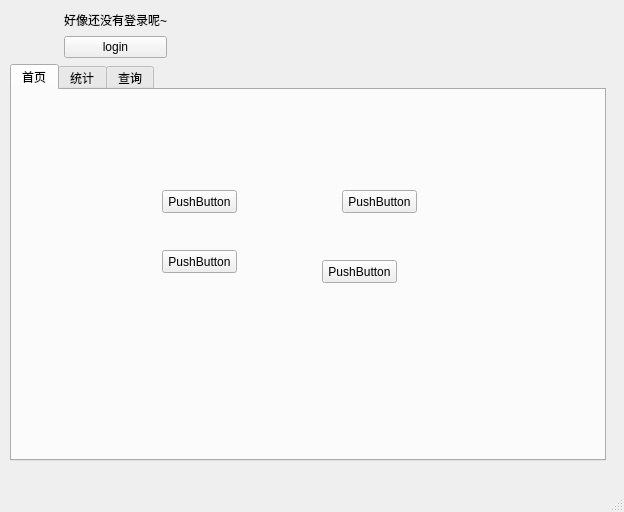
This is ui/oopcash_mainwindow.ui in Harry-Chen/OOP-Cash as Qt 5 draws it before an edit. The edited form follows.
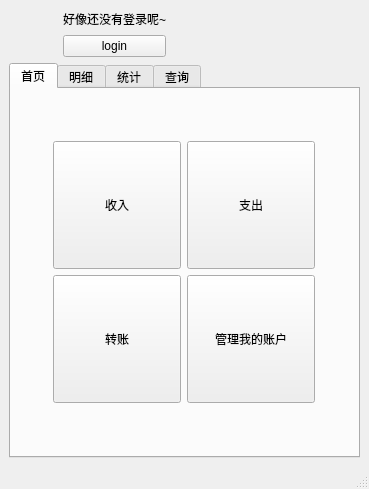
This is the edited form. Icons and pictures are not drawn.

What changed in the file:
```diff
--- a/ui/oopcash_mainwindow.ui
+++ b/ui/oopcash_mainwindow.ui
@@ -6,23 +6,16 @@
    <rect>
     <x>0</x>
     <y>0</y>
-    <width>624</width>
-    <height>512</height>
+    <width>369</width>
+    <height>489</height>
    </rect>
   </property>
   <property name="windowTitle">
    <string>MainWindow</string>
   </property>
   <widget class="QWidget" name="centralwidget">
-   <widget class="QWidget" name="">
-    <property name="geometry">
-     <rect>
-      <x>10</x>
-      <y>10</y>
-      <width>596</width>
-      <height>451</height>
-     </rect>
-    </property>
+   <layout class="QGridLayout" name="gridLayout_2">
+    <item row="0" column="0">
     <layout class="QVBoxLayout" name="vLayout_1">
      <item>
       <layout class="QHBoxLayout" name="hLayout">
@@ -93,58 +86,93 @@
         <attribute name="title">
          <string>首页</string>
         </attribute>
-        <widget class="QPushButton" name="pushButton">
-         <property name="geometry">
-          <rect>
-           <x>150</x>
-           <y>100</y>
-           <width>75</width>
-           <height>23</height>
-          </rect>
-         </property>
-         <property name="text">
-          <string>PushButton</string>
-         </property>
-        </widget>
-        <widget class="QPushButton" name="pushButton_2">
-         <property name="geometry">
-          <rect>
-           <x>330</x>
-           <y>100</y>
-           <width>75</width>
-           <height>23</height>
-          </rect>
-         </property>
+         <layout class="QGridLayout" name="gridLayout_3">
+          <item row="0" column="0">
+           <layout class="QGridLayout" name="gridLayout">
+            <item row="0" column="0">
+             <widget class="QPushButton" name="moneyinButton">
+              <property name="minimumSize">
+               <size>
+                <width>128</width>
+                <height>128</height>
+               </size>
+              </property>
+              <property name="maximumSize">
+               <size>
+                <width>128</width>
+                <height>128</height>
+               </size>
+              </property>
          <property name="text">
-          <string>PushButton</string>
-         </property>
-        </widget>
+               <string>收入</string>
+              </property>
+             </widget>
+            </item>
+            <item row="1" column="0">
         <widget class="QPushButton" name="pushButton_3">
-         <property name="geometry">
-          <rect>
-           <x>150</x>
-           <y>160</y>
-           <width>75</width>
-           <height>23</height>
-          </rect>
-         </property>
+              <property name="minimumSize">
+               <size>
+                <width>128</width>
+                <height>128</height>
+               </size>
+              </property>
+              <property name="maximumSize">
+               <size>
+                <width>128</width>
+                <height>128</height>
+               </size>
+              </property>
          <property name="text">
-          <string>PushButton</string>
-         </property>
-        </widget>
+               <string>转账</string>
+              </property>
+             </widget>
+            </item>
+            <item row="0" column="1">
+             <widget class="QPushButton" name="pushButton_2">
+              <property name="minimumSize">
+               <size>
+                <width>128</width>
+                <height>128</height>
+               </size>
+              </property>
+              <property name="maximumSize">
+               <size>
+                <width>128</width>
+                <height>128</height>
+               </size>
+              </property>
+              <property name="text">
+               <string>支出</string>
+              </property>
+             </widget>
+            </item>
+            <item row="1" column="1">
         <widget class="QPushButton" name="pushButton_4">
-         <property name="geometry">
-          <rect>
-           <x>310</x>
-           <y>170</y>
-           <width>75</width>
-           <height>23</height>
-          </rect>
+              <property name="minimumSize">
+               <size>
+                <width>128</width>
+                <height>128</height>
+               </size>
+              </property>
+              <property name="maximumSize">
+               <size>
+                <width>128</width>
+                <height>128</height>
+               </size>
          </property>
          <property name="text">
-          <string>PushButton</string>
-         </property>
-        </widget>
+               <string>管理我的账户</string>
+              </property>
+             </widget>
+            </item>
+           </layout>
+          </item>
+         </layout>
+        </widget>
+        <widget class="QWidget" name="detailTab">
+         <attribute name="title">
+          <string>明细</string>
+         </attribute>
        </widget>
        <widget class="QWidget" name="statTab">
         <attribute name="title">
@@ -159,12 +187,8 @@
       </widget>
      </item>
     </layout>
-   </widget>
-   <zorder>tabWidget</zorder>
-   <zorder>usernameLabel</zorder>
-   <zorder>userfaceLabel</zorder>
-   <zorder>usernameLabel</zorder>
-   <zorder>horizontalSpacer</zorder>
+    </item>
+   </layout>
   </widget>
   <widget class="QMenuBar" name="menubar">
    <property name="geometry">
```
Left out of the diff: 2 changed lines with no effect on the pictures. Lines whose indentation alone changed are shown as unchanged.
